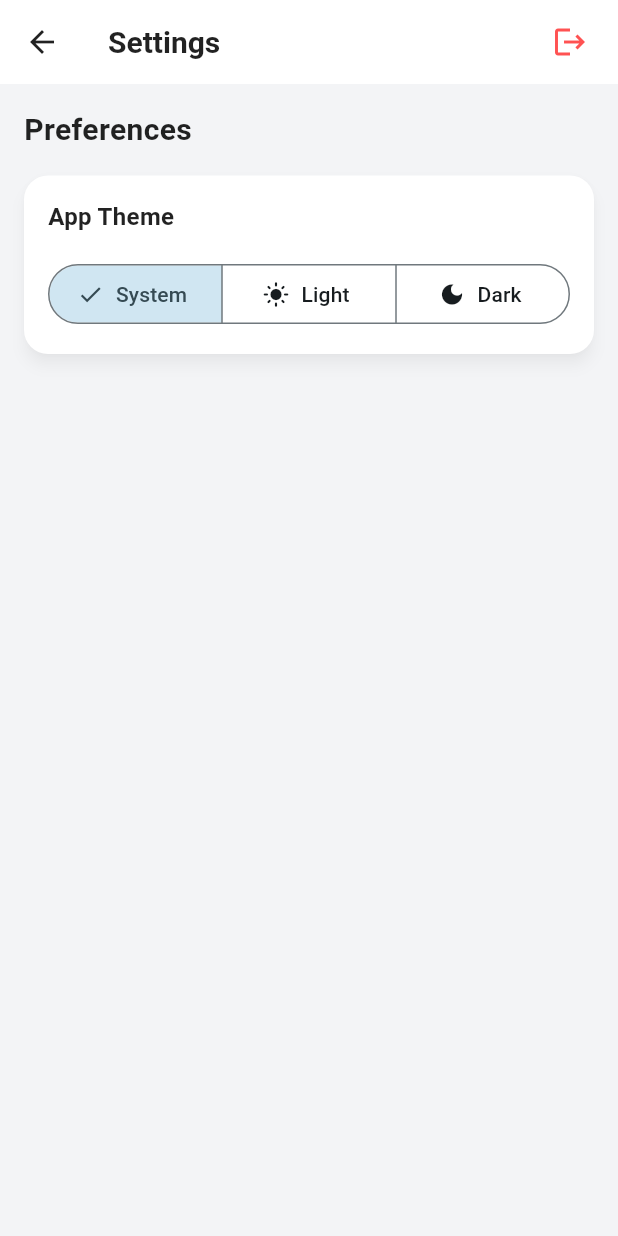
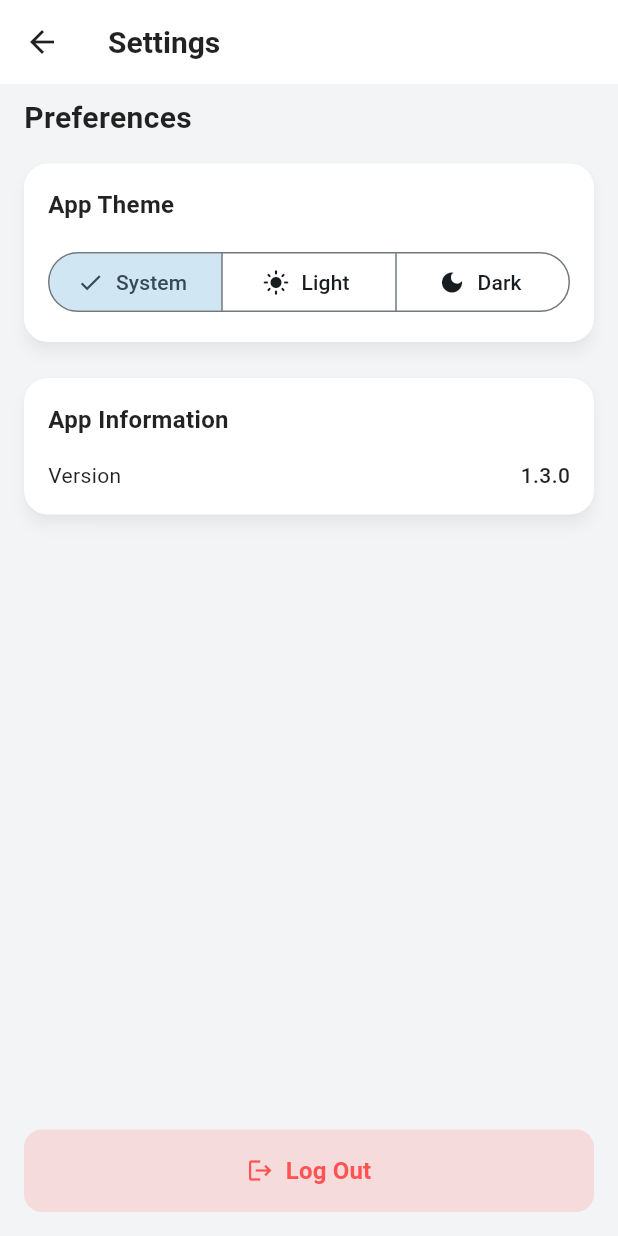
Before and after one commit to Technophyle-0926/hostdeck, a Flutter app: the SettingsScreen screen opened by its route, on a phone screen of 412 x 824 dp. Run offline on Flutter 3.47's test engine with Material 3 defaults, Android fonts, the phone set to English and light mode, and no system bars; our stand-ins replace cloud_firestore, dio, firebase_auth, firebase_core, firebase_crashlytics, flutter_secure_storage and 12 more; missing offline and left inert: encrypt, mobile_scanner; accounts and stored records are empty; generated files the repository leaves out were written again.

Commit message:
feat: add app version display and redesign logout UI in settings screen

```diff
--- /dev/null
+++ b/devtools_options.yaml
@@ -0,0 +1,3 @@
+description: This file stores settings for Dart & Flutter DevTools.
+documentation: https://docs.flutter.dev/tools/devtools/extensions#configure-extension-enablement-states
+extensions:
--- a/lib/presentation/screens/settings_screen.dart
+++ b/lib/presentation/screens/settings_screen.dart
@@ -1,3 +1,4 @@
+import 'package:flutter/foundation.dart';
 import 'package:flutter/material.dart';
 import 'package:get/get.dart';
 import 'package:hostdeck/presentation/controllers/auth_controller.dart';
@@ -7,6 +8,7 @@ import '../../core/theme/app_theme.dart';
 import '../controllers/settings_controller.dart';
 import '../widgets/add_account_sheet.dart';
 import '../widgets/shimmer_loading.dart';
+import 'package:package_info_plus/package_info_plus.dart';
 import '../../domain/entities/app_user.dart';
 
 class SettingsScreen extends GetView<SettingsController> {
@@ -31,11 +33,6 @@ class SettingsScreen extends GetView<SettingsController> {
               tooltip: 'Scan QR Code',
               onPressed: () => Get.toNamed(Routes.scanQr),
             ),
-          IconButton(
-            icon: const Icon(Icons.logout, color: Colors.redAccent),
-            tooltip: AppStrings.logOut,
-            onPressed: () => Get.find<AuthController>().signOut(),
-          ),
           const SizedBox(width: 8),
         ],
       ),
@@ -48,11 +45,30 @@ class SettingsScreen extends GetView<SettingsController> {
             foregroundColor: Colors.white,
           )
         : null,
+      bottomNavigationBar: SafeArea(
+        child: Padding(
+          padding: const EdgeInsets.all(16.0),
+          child: ElevatedButton.icon(
+            style: ElevatedButton.styleFrom(
+              backgroundColor: Colors.redAccent.withAlpha(40),
+              foregroundColor: Colors.redAccent,
+              padding: const EdgeInsets.symmetric(vertical: 16),
+              elevation: 0,
+              shape: RoundedRectangleBorder(
+                borderRadius: BorderRadius.circular(12),
+              ),
+            ),
+            icon: const Icon(Icons.logout),
+            label: const Text('Log Out', style: TextStyle(fontWeight: FontWeight.bold, fontSize: 16)),
+            onPressed: () => Get.find<AuthController>().signOut(),
+          ),
+        ),
+      ),
       body: CustomScrollView(
         slivers: [
           SliverToBoxAdapter(
             child: Padding(
-              padding: const EdgeInsets.all(16.0),
+              padding: const EdgeInsets.symmetric(horizontal: 16.0, vertical: 8.0),
               child: Column(
                 crossAxisAlignment: CrossAxisAlignment.start,
                 children: [
@@ -179,7 +195,50 @@ class SettingsScreen extends GetView<SettingsController> {
                 ),
               );
             }),
-          const SliverPadding(padding: EdgeInsets.only(bottom: 80)),
+          SliverToBoxAdapter(
+            child: FutureBuilder<PackageInfo>(
+              future: PackageInfo.fromPlatform(),
+              builder: (context, snapshot) {
+                if (!snapshot.hasData) return const SizedBox();
+                final version = snapshot.data!.version;
+                final buildNumber = snapshot.data!.buildNumber;
+                return Padding(
+                  padding: const EdgeInsets.symmetric(horizontal: 16,),
+                  child: Column(
+                    crossAxisAlignment: CrossAxisAlignment.stretch,
+                    children: [
+                      Card(
+                        child: Padding(
+                          padding: const EdgeInsets.all(16),
+                          child: Column(
+                            crossAxisAlignment: CrossAxisAlignment.start,
+                            children: [
+                              const Text(
+                                'App Information',
+                                style: TextStyle(fontSize: 16, fontWeight: FontWeight.bold),
+                              ),
+                              const SizedBox(height: 16),
+                              Row(
+                                mainAxisAlignment: MainAxisAlignment.spaceBetween,
+                                children: [
+                                  const Text('Version'),
+                                  Text(
+                                    kDebugMode ? '$version ($buildNumber)' : version,
+                                    style: const TextStyle(fontWeight: FontWeight.w500),
+                                  ),
+                                ],
+                              ),
+                            ],
+                          ),
+                        ),
+                      ),
+                    ],
+                  ),
+                );
+              },
+            ),
+          ),
+          const SliverPadding(padding: EdgeInsets.only(bottom: 40)),
         ],
       ),
     );
--- a/pubspec.yaml
+++ b/pubspec.yaml
@@ -2,7 +2,7 @@ name: hostdeck
 description: "Manage and monitor multiple AppHost accounts seamlessly with HostDeck"
 publish_to: 'none'
 
-version: 1.2.0+4
+version: 1.3.0+5
 
 environment:
   sdk: ^3.11.5
@@ -38,6 +38,7 @@ dependencies:
   connectivity_plus: ^6.1.0
   internet_connection_checker_plus: ^3.1.1
   collection: ^1.19.1
+  package_info_plus: ^10.2.1
 
 dev_dependencies:
   flutter_test:
```
Also changed, not shown: pubspec.lock.
